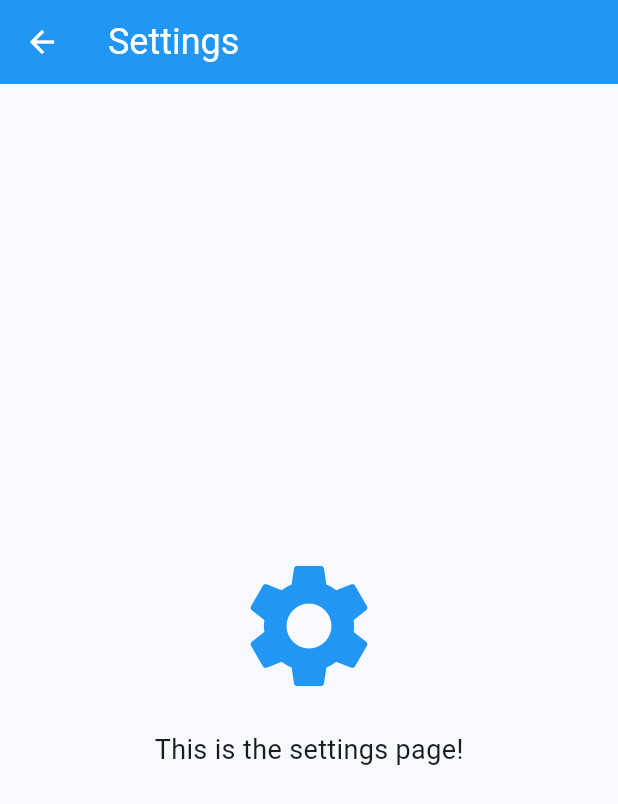
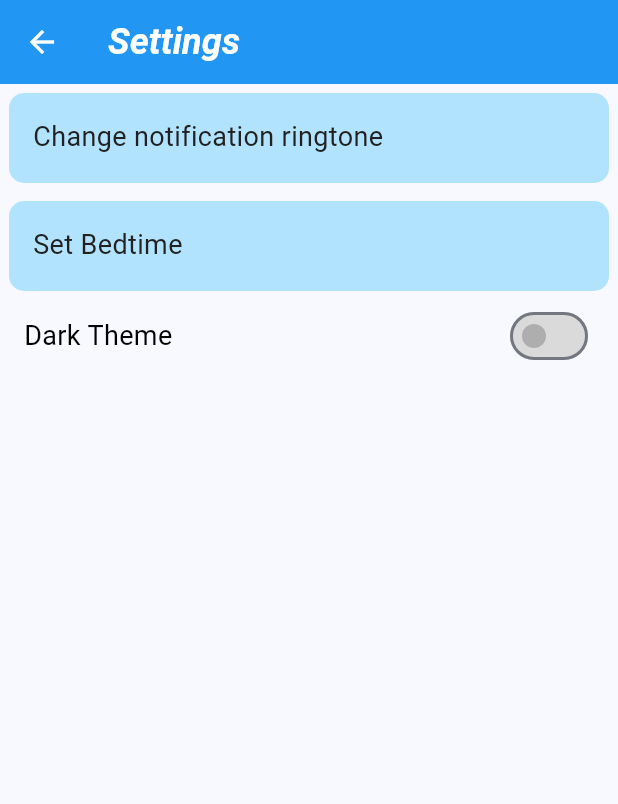
Before and after one commit to ZaBoteru/ZaBoteru-HydrationApp, a Flutter app: the Settings screen opened by its route, on a phone screen of 412 x 824 dp. Shown: the top 804 px of the screen. Run offline on Flutter 3.47's test engine with Material 3 defaults, Android fonts, the phone set to English and light mode, and no system bars; our stand-ins replace animated_splash_screen, lottie, percent_indicator; Roboto replaces fonts that are missing (Montserrat).

Commit message:
edited settings

```diff
--- a/lib/main.dart
+++ b/lib/main.dart
@@ -63,18 +63,20 @@ class ZaBoteru extends StatelessWidget {
 ##############################################################
 ######################### TO-DO-LIST #########################
 ##############################################################
-- Settings: add containers in column (Hardcoded: theme,
-  change notification ringtone, set bedtime so no notification)
-- Change the last icon of it (double intake page) in the navigation bar
-- Add the Bluetooth feature
-- Add the notification feature
-- Make the statistics page
+Mandatory:
 - Backend file for the water intake goal calculation
 - Based on the backend, there will be stateful text in multiple places such
   as the stats in the dashboard (not sure if there will be other pages that
   require this)
+- Add the notification feature
+- Add the Bluetooth feature
+- Make the statistics page
+
+Details:
+- Change the last icon of it (double intake page) in the navigation bar
 - BONUS: make the application responsive to landscape mode and maintainable
   on any screen size
+- BONUS: edit all the style
 ##############################################################
 ###############################################################
 */
--- a/lib/pages/Dashboard.dart
+++ b/lib/pages/Dashboard.dart
@@ -314,7 +314,7 @@ class _DashboardContentState extends State<DashboardContent> {
                     mainAxisAlignment: MainAxisAlignment.spaceBetween,
                     children: <Widget>[
                       const Text(
-                        'Enable sterilization',
+                        'Enable Sterilization',
                         style: TextStyle(
                           color: Colors.black,
                           fontFamily: 'Montserrat',
--- a/lib/pages/Settings.dart
+++ b/lib/pages/Settings.dart
@@ -1,10 +1,19 @@
 import 'package:flutter/material.dart';
 
-class Settings extends StatelessWidget {
+class Settings extends StatefulWidget {
   const Settings({super.key});
 
   @override
+  // ignore: library_private_types_in_public_api
+  _SettingsState createState() => _SettingsState();
+}
+
+class _SettingsState extends State<Settings> {
+  bool isDark = false;
+
+  @override
   Widget build(BuildContext context) {
+    double screenWidth = MediaQuery.of(context).size.width;
     return Scaffold(
       appBar: AppBar(
         backgroundColor: Colors.blue,
@@ -14,27 +23,82 @@ class Settings extends StatelessWidget {
             color: Colors.white,
             fontFamily: 'Montserrat',
             fontSize: 24.0,
+            fontStyle: FontStyle.italic,
+            fontWeight: FontWeight.bold,
           ),
         ),
         // Customize the IconTheme for the back button
         iconTheme: const IconThemeData(color: Colors.white),
       ),
-      body: const Center(
-        child: Column(
-          mainAxisSize: MainAxisSize.min,
-          children: <Widget>[
-            Icon(
-              Icons.settings,
-              size: 100,
-              color: Colors.blue, // Adjust the color as needed
+      body: Column(
+        mainAxisAlignment: MainAxisAlignment.start,
+        children: <Widget>[
+          Container(
+            width: screenWidth,
+            height: 60,
+            margin: const EdgeInsets.all(6.0),
+            padding: const EdgeInsets.all(16.0),
+            decoration: BoxDecoration(
+              color: const Color.fromARGB(255, 178, 227, 254),
+              borderRadius: BorderRadius.circular(10.0),
             ),
-            SizedBox(height: 20),
-            Text(
-              'This is the settings page!',
-              style: TextStyle(fontSize: 18),
+            child: const Text(
+              'Change notification ringtone',
+              style: TextStyle(
+                color: Color.fromARGB(255, 33, 33, 34),
+                fontSize: 18.0,
+              ),
             ),
-          ],
-        ),
+          ),
+          Container(
+            width: screenWidth,
+            height: 60,
+            margin: const EdgeInsets.all(6.0),
+            padding: const EdgeInsets.all(16.0),
+            decoration: BoxDecoration(
+              color: const Color.fromARGB(255, 178, 227, 254),
+              borderRadius: BorderRadius.circular(10.0),
+            ),
+            child: const Text(
+              'Set Bedtime',
+              style: TextStyle(
+                color: Color.fromARGB(255, 33, 33, 34),
+                fontSize: 18.0,
+              ),
+            ),
+          ),
+          Padding(
+            padding: const EdgeInsets.only(left: 16.0, right: 16.0),
+            child: Row(
+              mainAxisAlignment: MainAxisAlignment.spaceBetween,
+              children: <Widget>[
+                const Text(
+                  'Dark Theme',
+                  style: TextStyle(
+                    color: Colors.black,
+                    fontFamily: 'Montserrat',
+                    fontSize: 18,
+                  ),
+                ),
+                Switch(
+                  value: isDark,
+                  onChanged: (value) {
+                    setState(() {
+                      isDark = value;
+                    });
+                  },
+                  activeColor: Colors.blue, // Color when the switch is ON
+                  activeTrackColor: const Color.fromARGB(
+                      255, 147, 191, 228), // Track color when the switch is ON
+                  inactiveTrackColor: const Color.fromARGB(
+                      255, 218, 218, 218), // Color when the switch is OFF
+                  inactiveThumbColor: const Color.fromARGB(255, 174, 174,
+                      174), // Track color when the switch is OFF),
+                ),
+              ],
+            ),
+          ),
+        ],
       ),
     );
   }
--- a/pubspec.yaml
+++ b/pubspec.yaml
@@ -41,6 +41,7 @@ dependencies:
   fl_chart: ^0.65.0
   flutter_bluetooth_serial: ^0.4.0
   percent_indicator: ^4.2.3
+  flutter_annual_task: ^0.2.0
 
   # The following adds the Cupertino Icons font to your application.
   # Use with the CupertinoIcons class for iOS style icons.
```
Also changed, not shown: lib/pages/Statistics.dart (+1 -52 lines), pubspec.lock.
